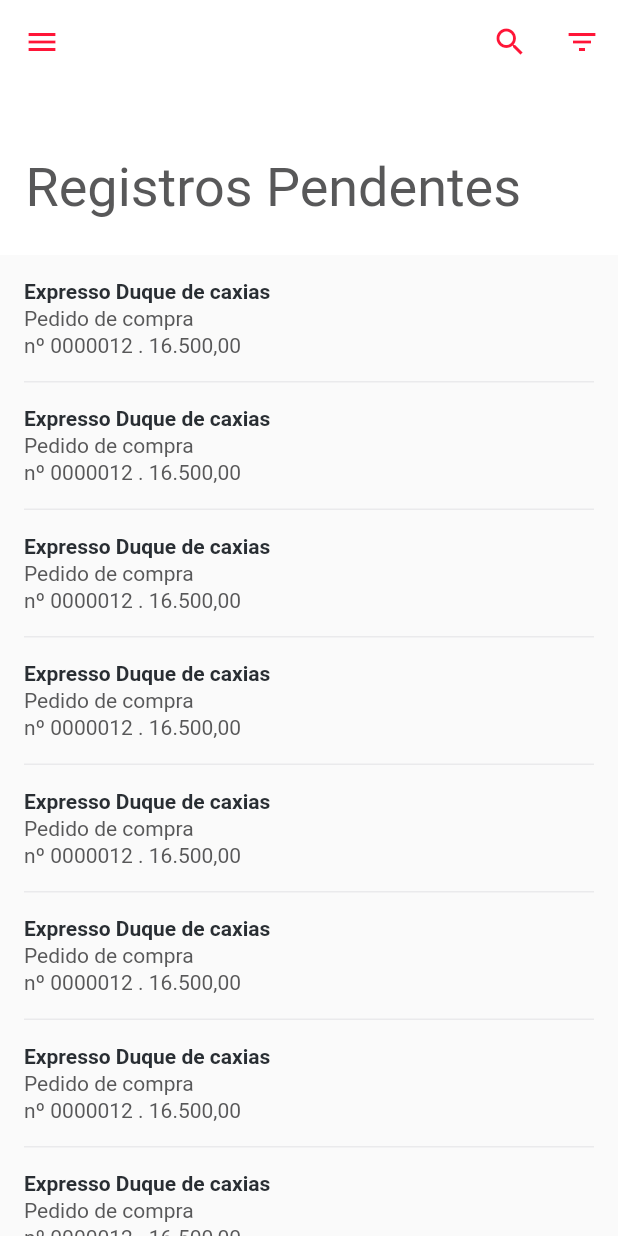
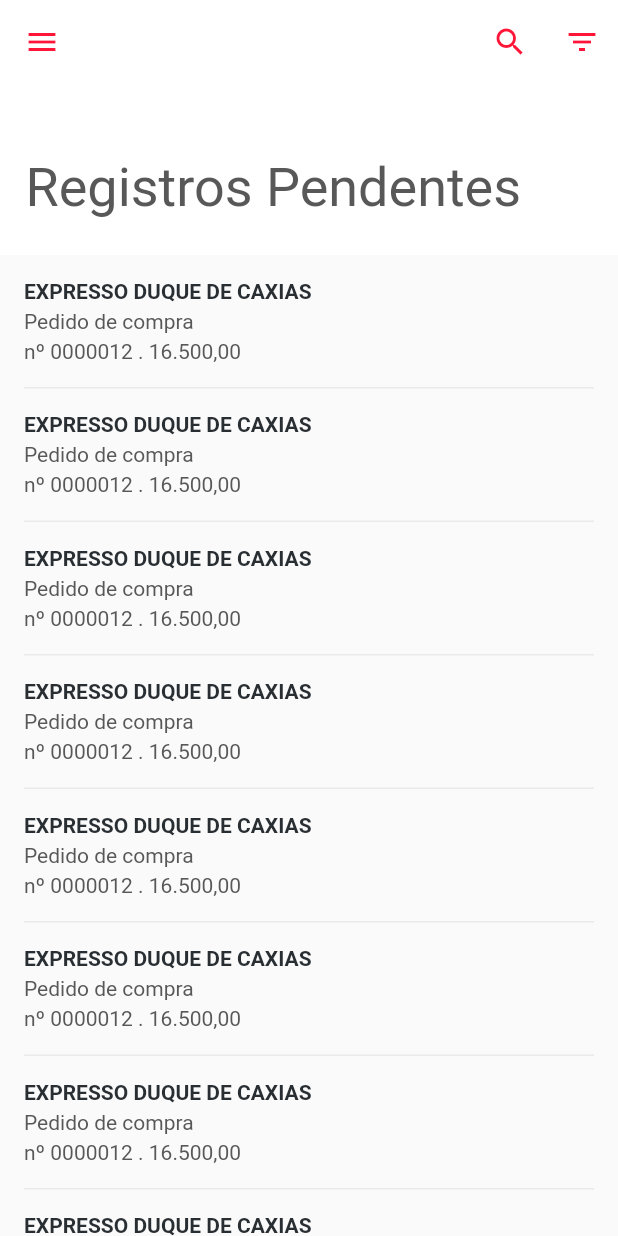
Before and after one commit to leandro-mancini/flutter_clean_architecture, a Flutter app: the RegistrosPendentes screen opened by its route, on a phone screen of 412 x 824 dp. Run offline on Flutter 3.47's test engine with Material 2 defaults, Android fonts, the phone set to English and light mode, and no system bars; our stand-ins replace flutter_clean_architecture.

Commit message:
Layout registros

```diff
--- a/lib/src/app/pages/registros_pendentes/registros_pendentes_view.dart
+++ b/lib/src/app/pages/registros_pendentes/registros_pendentes_view.dart
@@ -166,7 +166,7 @@ class _RegistrosPendentesState extends ViewState<RegistrosPendentes, RegistrosPe
                         children: <Widget>[
                           Container(
                             child: Text(
-                              'Expresso Duque de caxias',
+                              'Expresso Duque de caxias'.toUpperCase(),
                               style: TextStyle(
                                 fontSize: 14,
                                 fontWeight: FontWeight.w600,
@@ -175,7 +175,7 @@ class _RegistrosPendentesState extends ViewState<RegistrosPendentes, RegistrosPe
                             ),
                           ),
                           Container(
-                            margin: EdgeInsets.only(bottom: 2, top: 2),
+                            margin: EdgeInsets.only(bottom: 4, top: 4),
                             child: Text(
                               'Pedido de compra',
                               style: TextStyle(
```
